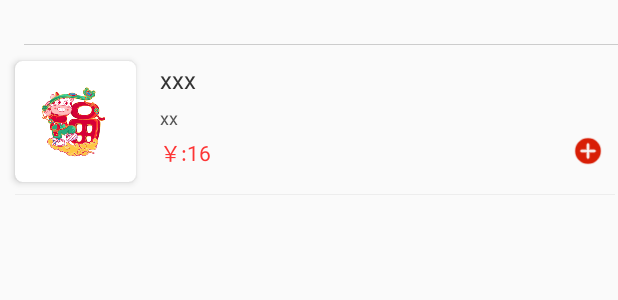
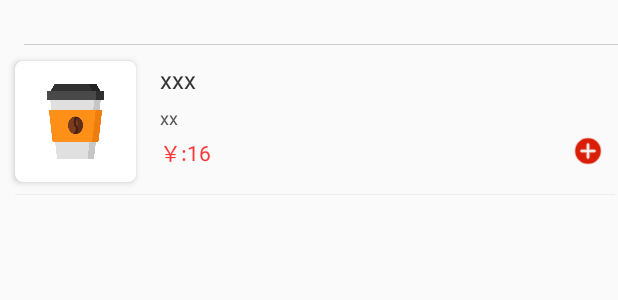
Before and after one commit to LarissaTan/CuteCoffe, an Android app: the layout goods_right_item.xml on its own in the app's theme, with its tools: preview values and no code run, on a phone screen of 412 x 824 dp. Shown: the top 300 px of the screen. Run offline under Robolectric (Android 15) with nearby library versions, the phone set to English and light mode, and no system bars; Roboto replaces fonts that are not available here.

Commit message:
final version

```diff
--- a/app/src/main/java/com/example/cutecoffee/activityAndNav/RegisterActivity.java
+++ b/app/src/main/java/com/example/cutecoffee/activityAndNav/RegisterActivity.java
@@ -107,7 +107,7 @@ public class RegisterActivity extends AppCompatActivity implements View.OnClickL
                 userinfo.setPhoneNumb(phoneNumb);
                 dialog = new AlertDialog.Builder(this).setTitle("Check the information first please~~")
                         .setMessage("name：" + userName + '\n' + "pwd：" + password + '\n' + "phone：" + phoneNumb + '\n')
-                        .setIcon(R.mipmap.ic_shop)
+                        .setIcon(R.drawable.icon)
                         .setPositiveButton("Confirm", new DialogInterface.OnClickListener() {
                             @Override
                             public void onClick(DialogInterface dialogInterface, int i) {
--- a/app/src/main/res/layout/goods_right_item.xml
+++ b/app/src/main/res/layout/goods_right_item.xml
@@ -39,7 +39,7 @@
                 android:layout_height="50dp"
                 android:layout_margin="15dp"
                 android:scaleType="centerCrop"
-                android:src="@mipmap/goods_bc" />
+                android:src="@drawable/c1" />
         </androidx.cardview.widget.CardView>
 
         <TextView
--- a/app/src/main/res/layout/pay_order_goods_item.xml
+++ b/app/src/main/res/layout/pay_order_goods_item.xml
@@ -37,7 +37,7 @@
                 android:layout_height="40dp"
                 android:layout_margin="20dp"
                 android:scaleType="centerCrop"
-                android:src="@mipmap/goods_bc" />
+                android:src="@drawable/c1" />
         </androidx.cardview.widget.CardView>
 
 
--- a/app/src/main/res/layout/shopping_car_goods_item.xml
+++ b/app/src/main/res/layout/shopping_car_goods_item.xml
@@ -36,7 +36,7 @@
                 android:layout_height="40dp"
                 android:layout_margin="20dp"
                 android:scaleType="centerCrop"
-                android:src="@mipmap/goods_bc" />
+                android:src="@drawable/c2" />
         </androidx.cardview.widget.CardView>
 
         <TextView
--- a/app/src/main/res/menu/navigation.xml
+++ b/app/src/main/res/menu/navigation.xml
@@ -5,7 +5,7 @@
         android:checkableBehavior="single">
         <item
             android:id="@+id/single_0"
-            android:icon="@mipmap/plan"
+            android:icon="@mipmap/home"
             android:title="Home" />
         <item
             android:id="@+id/single_1"
```
Also changed, not shown: app/src/main/res/mipmap-xhdpi/goods_bc.png (deleted), app/src/main/res/mipmap-xhdpi/home.png (added), app/src/main/res/mipmap-xhdpi/store_1.png (deleted), app/src/main/res/mipmap-xhdpi/store_10.png (deleted), app/src/main/res/mipmap-xhdpi/store_2.png (deleted), app/src/main/res/mipmap-xhdpi/store_3.png (deleted), app/src/main/res/mipmap-xhdpi/store_4.png (deleted), app/src/main/res/mipmap-xhdpi/store_5.png (deleted), app/src/main/res/mipmap-xhdpi/store_6.png (deleted), app/src/main/res/mipmap-xhdpi/store_7.png (deleted), app/src/main/res/mipmap-xhdpi/store_8.png (deleted), app/src/main/res/mipmap-xhdpi/store_9.png (deleted), app/src/main/res/mipmap-xhdpi/store_bg.png (deleted).
